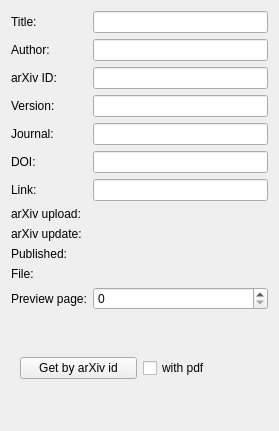
eg0rim/amt, file amt/views/ui/articleForm.ui: the form before one commit.
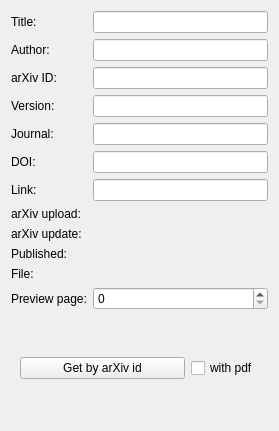
The form after the commit. Custom widgets are drawn as their Qt base class.

What changed in the file:
```diff
--- a/amt/views/ui/articleForm.ui
+++ b/amt/views/ui/articleForm.ui
@@ -154,6 +154,12 @@
       </item>
       <item>
        <widget class="QCheckBox" name="downloadPdfCheckBox">
+        <property name="sizePolicy">
+         <sizepolicy hsizetype="Maximum" vsizetype="Fixed">
+          <horstretch>0</horstretch>
+          <verstretch>0</verstretch>
+         </sizepolicy>
+        </property>
         <property name="text">
          <string>with pdf</string>
         </property>
```
